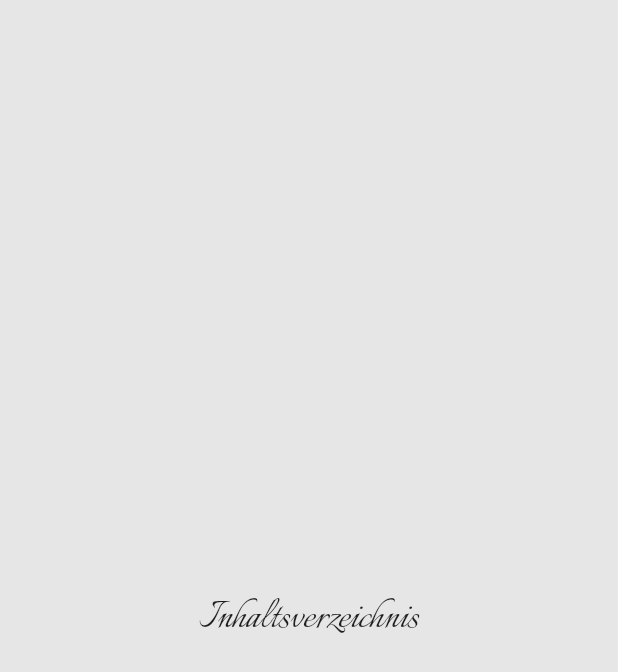
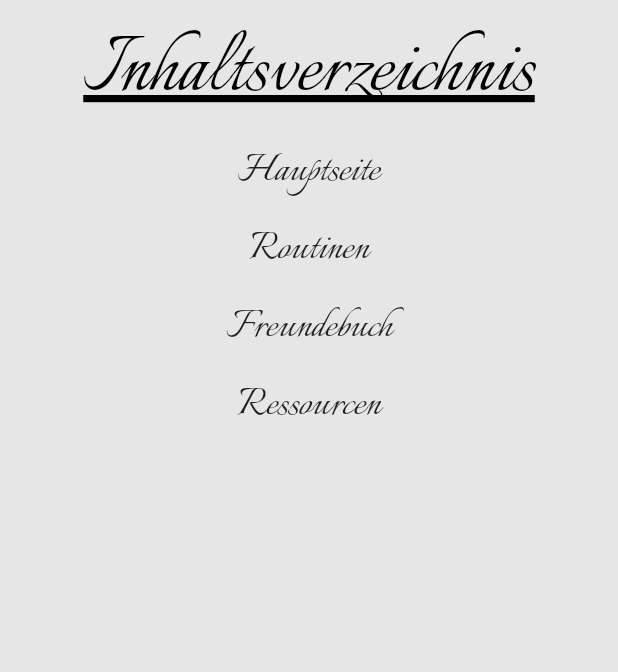
Before and after one commit to HSDContainerProjekt/MentalHealthApp, a Flutter app: the TableOfContent screen opened directly, on a phone screen of 412 x 824 dp. Shown: the top 672 px of the screen. Run offline on Flutter 3.47's test engine with Material 3 defaults, Android fonts, the phone set to English and light mode, and no system bars; our stand-ins replace sqflite, synchronized; accounts and stored records are empty; generated files the repository leaves out were written again.

Commit message:
Table of Content added

```diff
--- a/lib/app_framework_backbone/views/main_page/main_page_backbone.dart
+++ b/lib/app_framework_backbone/views/main_page/main_page_backbone.dart
@@ -1,7 +1,7 @@
 import 'package:flutter/material.dart';
 import 'package:mental_health_app/navigation/widgets/navigation_bar.dart';
 import 'package:mental_health_app/software_backbone/routing/router.dart'
-    as App_router;
+    as app_router;
 import 'package:mental_health_app/software_backbone/routing/routing_constants.dart';
 import 'package:mental_health_app/software_backbone/themes/theme_constraints.dart';
 import 'package:flutter_gen/gen_l10n/app_localizations.dart';
--- a/lib/main.dart
+++ b/lib/main.dart
@@ -14,7 +14,7 @@ class CustomMaterial extends MaterialApp {
       : super(
           title: 'Flutter Demo',
           debugShowCheckedModeBanner: false,
-          onGenerateRoute: App_router.Router.generateRoute,
+          onGenerateRoute: App_router.generalRouter.generateRoute,
           initialRoute: appFrameworkPage,
           localizationsDelegates: AppLocalizations.localizationsDelegates,
           supportedLocales: AppLocalizations.supportedLocales,
--- a/lib/navigation/views/table_of_contents/table_of_contents_backbone.dart
+++ b/lib/navigation/views/table_of_contents/table_of_contents_backbone.dart
@@ -1,7 +1,7 @@
 import 'package:flutter/material.dart';
 import 'package:mental_health_app/navigation/widgets/navigation_bar.dart';
 import 'package:mental_health_app/software_backbone/routing/router.dart'
-    as App_router;
+    as app_router;
 import 'package:mental_health_app/software_backbone/routing/routing_constants.dart';
 import 'package:mental_health_app/software_backbone/themes/theme_constraints.dart';
 import 'package:flutter_gen/gen_l10n/app_localizations.dart';
@@ -12,11 +12,52 @@ class TableOfContent extends StatelessWidget {
   @override
   Widget build(BuildContext context) {
     return Scaffold(
-      body: Center(
-        child: Text(
-          AppLocalizations.of(context)!.tableOfContentTitle,
-          style: Theme.of(context).textTheme.displayLarge,
-        ),
+      body: ListView(
+        padding: const EdgeInsets.all(8),
+        children: [
+          Align(
+            alignment: Alignment.topCenter,
+            child: Text(
+              AppLocalizations.of(context)!.tableOfContentTitle,
+              style: Theme.of(context).textTheme.headlineLarge,
+            )),
+          TextButton(
+            onPressed: () {
+              Navigator.pushReplacementNamed(context, mainPage);
+            },
+            child: Text(
+              AppLocalizations.of(context)!.homepageTitle,
+              style: Theme.of(context).textTheme.displayLarge
+              )
+          ),
+          TextButton(
+            onPressed: () {
+              Navigator.pushReplacementNamed(context, routineTracking);
+            },
+            child: Text(
+              AppLocalizations.of(context)!.routineTitle,
+              style: Theme.of(context).textTheme.displayLarge
+            )
+          ),
+          TextButton(
+            onPressed: () {
+              Navigator.pushReplacementNamed(context, friendsCollection);
+            },
+            child: Text(
+              AppLocalizations.of(context)!.friendCollectionTitle,
+              style: Theme.of(context).textTheme.displayLarge
+            )
+          ),
+          TextButton(
+            onPressed: () {
+              Navigator.pushReplacementNamed(context, resources);
+            },
+            child: Text(
+              AppLocalizations.of(context)!.resourcesTitle,
+              style: Theme.of(context).textTheme.displayLarge
+            )
+          )
+        ],
       ),
     );
   }
--- a/lib/software_backbone/routing/router.dart
+++ b/lib/software_backbone/routing/router.dart
@@ -12,7 +12,7 @@ import 'package:mental_health_app/software_backbone/routing/routing_constants.da
 import '../../routine_tracking/presentation/routine_tracking_backbone.dart';
 import 'package:mental_health_app/navigation/views/table_of_contents/table_of_contents_backbone.dart';
 
-class Router {
+class generalRouter {
   static Route<dynamic> generateRoute(RouteSettings settings) {
     switch (settings.name) {
       case appFrameworkPage:
```
Also changed, not shown: lib/app_framework_backbone/views/app_framework_backbone.dart (+14 -4 lines).
